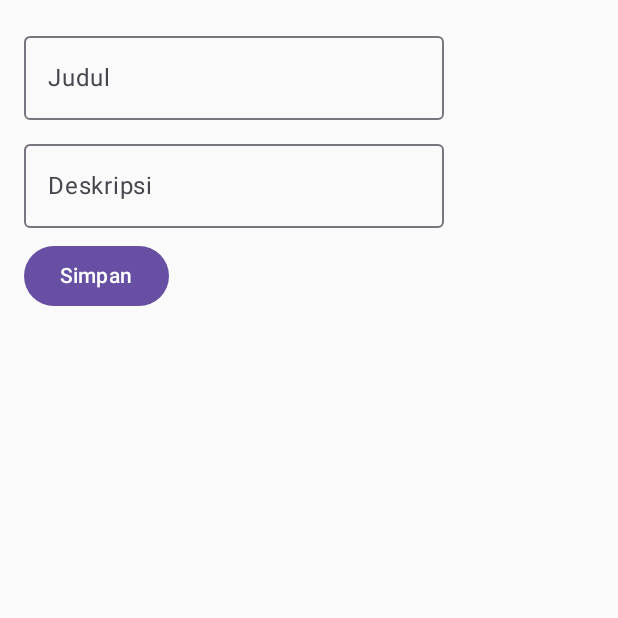
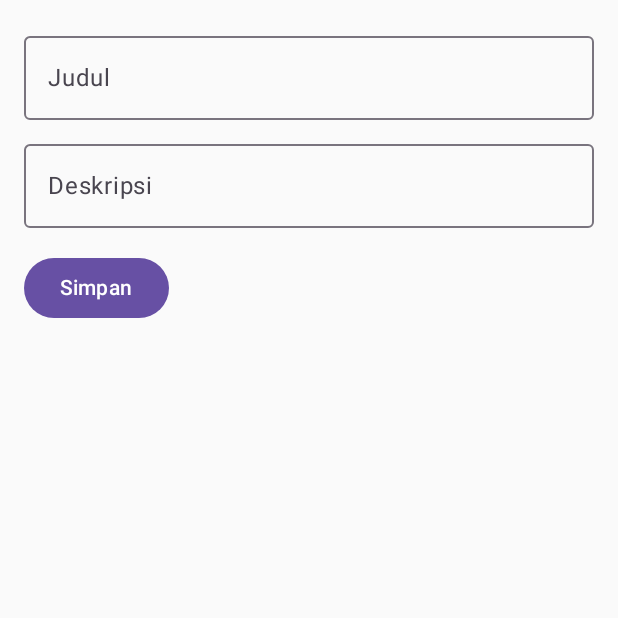
Before and after one commit to novandihartawan/testing-strapi, an Android app built with Jetpack Compose: the screen it shows after launch (MainActivity), after a tap on "Tambah Materi", on a phone screen of 412 x 824 dp, the top half of it. Run offline under Robolectric (Android 15) with nearby library versions, the phone set to English and light mode, and no system bars.

```diff
--- a/app/src/main/AndroidManifest.xml
+++ b/app/src/main/AndroidManifest.xml
@@ -1,4 +1,5 @@
 <?xml version="1.0" encoding="utf-8"?>
+
 <manifest xmlns:android="http://schemas.android.com/apk/res/android"
     xmlns:tools="http://schemas.android.com/tools">
 
--- a/app/src/main/java/com/example/materiapp/ApiService.kt
+++ b/app/src/main/java/com/example/materiapp/ApiService.kt
@@ -1,7 +1,9 @@
 package com.example.materiapp
 
 import com.example.materiapp.model.CreateMateriRequest
+import com.example.materiapp.model.CreateMateriResponse
 import com.example.materiapp.model.MateriItem
+import com.example.materiapp.model.MateriResponse
 import retrofit2.http.Body
 import retrofit2.http.DELETE
 import retrofit2.http.GET
@@ -13,25 +15,25 @@ import retrofit2.Response
 interface ApiService {
     // GET semua materi
     @GET("materis")
-    suspend fun getMateris(): List<MateriItem>
+    suspend fun getMateris(): MateriResponse
 
-    // POST materi baru
+    // POST materi baru Return CreateMateriResponse instead of Unit
     @POST("materis")
     suspend fun createMateri(
         @Body body: CreateMateriRequest
-    ): Response<Unit>
+    ): Response<CreateMateriResponse>
 
     // PUT (update) materi berdasarkan ID
-    @PUT("materis/{id}")
+    @PUT("materis/{documentId}")
     suspend fun updateMateri(
-        @Path("id") id: Int,
+        @Path("documentId") documentId: String,
         @Body body: CreateMateriRequest
     ): Response<Unit>
 
     // DELETE (hapus) materi
-    @DELETE("materis/{id}")
+    @DELETE("materis/{documentId}")
     suspend fun deleteMateri(
-        @Path("id") id: Int
+        @Path("documentId") documentId: String,
     ): Response<Unit>
 
 }
--- a/app/src/main/java/com/example/materiapp/MainActivity.kt
+++ b/app/src/main/java/com/example/materiapp/MainActivity.kt
@@ -1,10 +1,12 @@
 package com.example.materiapp
 
 import android.os.Bundle
+import android.service.notification.Condition.newId
 import androidx.activity.ComponentActivity
 import androidx.activity.compose.setContent
 import androidx.compose.foundation.layout.Column
 import androidx.compose.foundation.layout.Spacer
+import androidx.compose.foundation.layout.fillMaxWidth
 import androidx.compose.foundation.layout.height
 import androidx.compose.foundation.layout.padding
 import androidx.compose.foundation.lazy.LazyColumn
@@ -51,48 +53,84 @@ fun MateriListScreen(
 fun CreateMateriScreen(
     existing: MateriItem? = null,
     onDone: () -> Unit
-) {
-    var judul by remember { mutableStateOf(existing?.judul ?: "") }
-    var deskripsi by remember { mutableStateOf(existing?.deskripsi ?: "") }
+){
+
+    var judul by remember { mutableStateOf("") }
+    var deskripsi by remember { mutableStateOf("") }
     val scope = rememberCoroutineScope()
 
+
     Column(modifier = Modifier.padding(16.dp)) {
-        OutlinedTextField(value = judul, onValueChange = { judul = it }, label = { Text("Judul") })
+        OutlinedTextField(
+            value = judul,
+            onValueChange = { judul = it },
+            label = { Text("Judul") },
+            modifier = Modifier.fillMaxWidth()
+        )
         Spacer(modifier = Modifier.height(8.dp))
-        OutlinedTextField(value = deskripsi, onValueChange = { deskripsi = it }, label = { Text("Deskripsi") })
-        Spacer(modifier = Modifier.height(8.dp))
+        OutlinedTextField(
+            value = deskripsi,
+            onValueChange = { deskripsi = it },
+            label = { Text("Deskripsi") },
+            modifier = Modifier.fillMaxWidth()
+        )
+        Spacer(modifier = Modifier.height(16.dp))
+        if (existing != null) {
+            Spacer(modifier = Modifier.height(8.dp))
+            Button(
+                onClick = {
+                    scope.launch {
+                        val response = ApiClient.apiService.deleteMateri(existing.documentId)
+                        if (response.isSuccessful) {
+                            println("✅ DELETE SUCCESS")
+                            onDone()
+                        } else {
+                            println("❌ DELETE FAILED: ${response.code()} - ${response.errorBody()?.string()}")
+                        }
+                    }
+                }
+            ) {
+                Text("Hapus")
+            }
+        }
+
         Button(onClick = {
             scope.launch {
                 val body = CreateMateriRequest(MateriInput(judul, deskripsi))
 
                 if (existing != null) {
-                    val idToUpdate = existing.id
+                    val idToUpdate = existing.documentId
                     val response = ApiClient.apiService.updateMateri(idToUpdate, body)
                     if (response.isSuccessful) {
-                        println("✅ UPDATE SUCCESS")
+                    println("✅ UPDATE SUCCESS")
                     } else {
-                        println("❌ UPDATE FAILED: ${response.code()} - ${response.errorBody()?.string()}")
-                    }
-                    onDone()
+                    println("❌ UPDATE FAILED: ${response.code()} - ${response.errorBody()?.string()}")
+                        }
                 } else {
+                    // FIXED: Properly handle the CreateMateriResponse
                     val response = ApiClient.apiService.createMateri(body)
                     if (response.isSuccessful) {
-                        val newId = (response.body() as? CreateMateriResponse)?.data?.id
+                        val responseBody = response.body()
+                        println("🔍 RAW RESPONSE: $responseBody")
+                        println("🔍 RESPONSE CODE: ${response.code()}")
+                        println("🔍 RESPONSE HEADERS: ${response.headers()}")
+                        val newId = responseBody?.data?.id
                         println("✅ CREATED SUCCESSFULLY with ID: $newId")
                     } else {
-                        println("❌ CREATE FAILED: ${response.code()} - ${response.errorBody()?.string()}")
+                        println("❌ CREATE FAILED: ${response.code()}")
+                        println("🔍 ERROR BODY: ${response.errorBody()?.string()}")
                     }
                 }
-
                 onDone()
             }
-        })
-
-        {
-            Text(if (existing != null) "Update" else "Simpan")
+        }) {
+            Text("Simpan")
         }
     }
+
 }
+
+
 
 @Composable
 fun App() {
@@ -105,9 +143,9 @@ fun App() {
         if (!showForm) {
             scope.launch {
                 try {
-                    materiList = ApiClient.apiService.getMateris()
+                materiList = ApiClient.apiService.getMateris().data
                 } catch (e: Exception) {
-                    println("LOAD ERROR: ${e.localizedMessage}")
+                println("LOAD ERROR: ${e.localizedMessage}")
                 }
             }
         }
@@ -150,5 +188,5 @@ class MainActivity : ComponentActivity() {
 @Preview(showBackground = true)
 @Composable
 fun GreetingPreview() {
-   App()
+    MainActivity()
 }
--- a/app/src/main/java/com/example/materiapp/model/MateriItem.kt
+++ b/app/src/main/java/com/example/materiapp/model/MateriItem.kt
@@ -11,10 +11,12 @@ data class MateriResponse(
 )
 
 data class MateriItem(
+    val documentId: String,
     val id: Int,
     val judul: String,
     val deskripsi: String   // ❗️Jangan nullable
 )
+
 data class MaterAttributes(
     val judul: String,
     val deskripsi: String
```
Also changed, not shown: app/src/main/java/com/example/materiapp/model/CreateMateriResponse.kt (+23 -1 lines).
